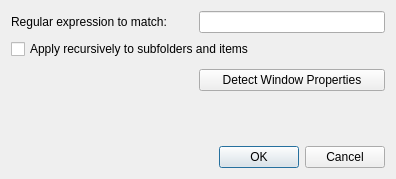
Old version of the form lib/autokey/qtui/resources/ui/window_filter_settings_dialog.ui in the repository autokey/autokey.
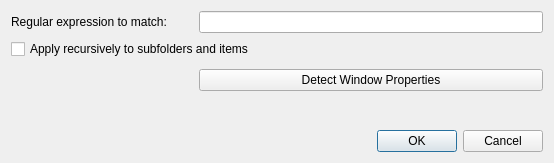
New version of the form.

Commit message: Qt GUI dialogs: Code style fixes, unified module import style.

```diff
--- a/lib/autokey/qtui/resources/ui/window_filter_settings_dialog.ui
+++ b/lib/autokey/qtui/resources/ui/window_filter_settings_dialog.ui
@@ -6,8 +6,8 @@
    <rect>
     <x>0</x>
     <y>0</y>
-    <width>396</width>
-    <height>179</height>
+    <width>554</width>
+    <height>163</height>
    </rect>
   </property>
   <property name="windowTitle">
@@ -77,7 +77,10 @@
       <string>Window title</string>
      </property>
      <property name="whatsThis">
-      <string>Enter a regular expression that matches the title of windows in which you want this item to trigger.</string>
+      <string>Enter a regular expression that matches the title of windows or the window class (WM_CLASS attribute) in which you want this item to trigger.</string>
+     </property>
+     <property name="clearButtonEnabled">
+      <bool>true</bool>
      </property>
     </widget>
    </item>
```
Left out of the diff: 37 changed lines with no effect on the pictures. The commit also changes 6 other files.
